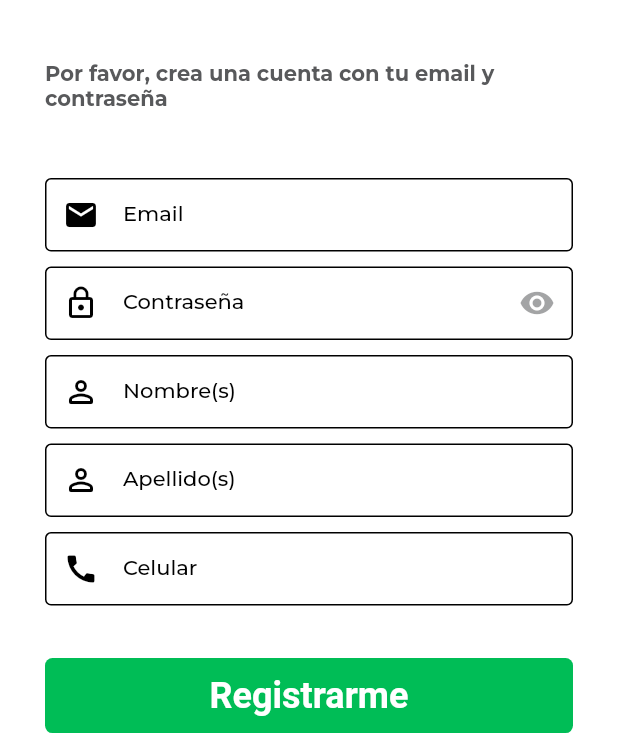
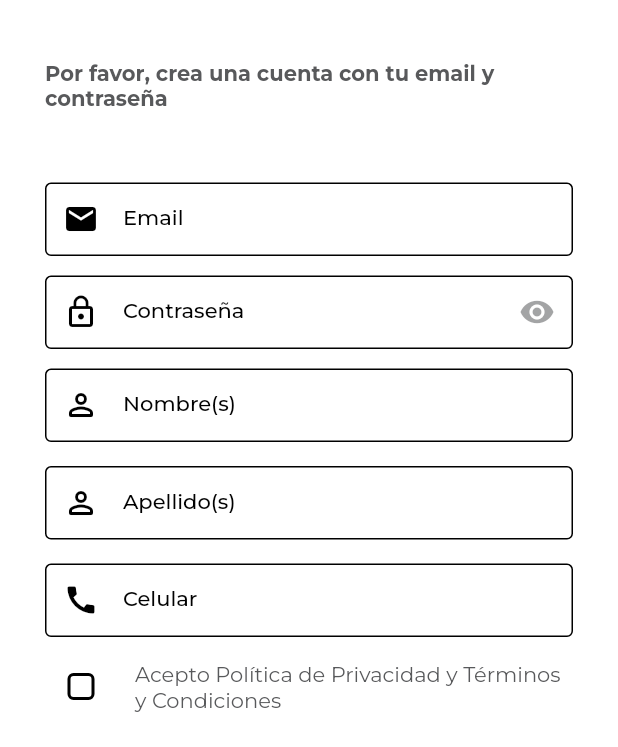
Before and after one commit to luisgomez29/sosty, a Flutter app: the SignupScreen screen opened directly, on a phone screen of 412 x 824 dp, the part 489-1236 px from its top. Run offline on Flutter 3.47's test engine with Material 2 defaults, Android fonts, the phone set to English and light mode, and no system bars; our stand-ins replace google_fonts, shared_preferences; accounts and stored records are empty.

Commit message:
Validate signup form terms and conditions

```diff
--- a/lib/ui/common/styles/styles.dart
+++ b/lib/ui/common/styles/styles.dart
@@ -1,35 +1,39 @@
 import 'package:flutter/material.dart';
 import 'package:google_fonts/google_fonts.dart';
 
-const int primaryColorValue = 0xFF00BD56;
-const int secondaryColorValue = 0xFF58595B;
+class Styles {
+  static const int primaryColorValue = 0xFF00BD56;
+  static const int secondaryColorValue = 0xFF58595B;
+  static const primaryColor = Color(primaryColorValue);
+  static const secondaryColor = Color(secondaryColorValue);
 
-const primaryColor = Color(primaryColorValue);
-const secondaryColor = Color(secondaryColorValue);
-const buttonBorderRadius= 5.0;
+  // Borders radius
+  static const buttonBorderRadius = 5.0;
+  static const checkboxBorderRadius = 4.0;
 
-final headline1 = GoogleFonts.montserrat(
+  static final headline1 = GoogleFonts.montserrat(
     fontSize: 32.0,
     fontWeight: FontWeight.w700,
     color: secondaryColor,
   );
 
-final bodyText1 = GoogleFonts.montserrat(
+  static final bodyText1 = GoogleFonts.montserrat(
     fontSize: 16.0,
     color: secondaryColor,
     fontWeight: FontWeight.w400,
   );
 
-final bodyText1Bold = bodyText1.copyWith(
+  static final bodyText1Bold = bodyText1.copyWith(
     fontWeight: FontWeight.bold,
   );
 
-final bodyText2 = GoogleFonts.montserrat(
+  static final bodyText2 = GoogleFonts.montserrat(
     fontSize: 14.0,
     color: secondaryColor,
     fontWeight: FontWeight.w400,
   );
 
-final bodyText2Bold = bodyText2.copyWith(
+  static final bodyText2Bold = bodyText2.copyWith(
     fontWeight: FontWeight.bold,
   );
+}
--- a/lib/ui/common/validations/validation_messages.dart
+++ b/lib/ui/common/validations/validation_messages.dart
@@ -1,7 +1,9 @@
 class ValidationMessages {
-  static String emailRequired = "El email es requerido";
-  static String emailInvalid = "El email no es valido";
-  static String passwordRequired = "La constraseña es requerida";
-  static String passwordMinLengthInvalid = "La constraseña es muy corta";
-  static String passwordMaxLengthInvalid = "La constraseña es muy larga";
+  static const String emailRequired = "El email es requerido";
+  static const String emailInvalid = "El email no es valido";
+  static const String passwordRequired = "La constraseña es requerida";
+  static const String passwordMinLengthInvalid = "La constraseña es muy corta";
+  static const String passwordMaxLengthInvalid = "La constraseña es muy larga";
+  static const String termsAndConditionsRequired =
+      "Debes aceptar la politica de privacidad y los temrinos y condiciones";
 }
--- a/lib/ui/components/buttons/large_button.dart
+++ b/lib/ui/components/buttons/large_button.dart
@@ -6,7 +6,7 @@ class LargeButton extends StatelessWidget {
     Key? key,
     required this.text,
     required this.onPressed,
-    this.bgColor = primaryColor,
+    this.bgColor = Styles.primaryColor,
   }) : super(key: key);
 
   final String text;
@@ -30,7 +30,7 @@ class LargeButton extends StatelessWidget {
           fontSize: 24.0,
         ),
         shape: RoundedRectangleBorder(
-          borderRadius: BorderRadius.circular(buttonBorderRadius),
+          borderRadius: BorderRadius.circular(Styles.buttonBorderRadius),
         ),
       ),
     );
--- /dev/null
+++ b/lib/ui/components/fields/checkbox_form_field.dart
@@ -0,0 +1,46 @@
+import 'package:flutter/material.dart';
+import 'package:sosty/ui/common/styles/styles.dart';
+
+class CheckboxFormField extends FormField<bool> {
+  CheckboxFormField({
+    Key? key,
+    required Widget title,
+    required FormFieldSetter<bool> onSaved,
+    required FormFieldValidator<bool> validator,
+    bool initialValue = false,
+  }) : super(
+          key: key,
+          onSaved: onSaved,
+          validator: validator,
+          initialValue: initialValue,
+          builder: (FormFieldState<bool> state) {
+            return CheckboxListTile(
+              dense: true,
+              title: title,
+              value: state.value,
+              checkColor: Colors.white,
+              activeColor: Styles.primaryColor,
+              contentPadding: const EdgeInsets.symmetric(horizontal: 4.0),
+              shape: RoundedRectangleBorder(
+                borderRadius: BorderRadius.circular(Styles.buttonBorderRadius),
+              ),
+              checkboxShape: RoundedRectangleBorder(
+                borderRadius:
+                    BorderRadius.circular(Styles.checkboxBorderRadius),
+              ),
+              onChanged: state.didChange,
+              subtitle: state.hasError
+                  ? Builder(
+                      builder: (BuildContext context) => Text(
+                        state.errorText!,
+                        style: TextStyle(
+                          color: Theme.of(context).errorColor,
+                        ),
+                      ),
+                    )
+                  : null,
+              controlAffinity: ListTileControlAffinity.leading,
+            );
+          },
+        );
+}
--- a/lib/ui/components/fields/custom_password_form_field.dart
+++ b/lib/ui/components/fields/custom_password_form_field.dart
@@ -57,7 +57,7 @@ class _CustomPasswordFormFieldState extends State<CustomPasswordFormField> {
               _isObscureText ? Icons.visibility : Icons.visibility_off,
             ),
             style: IconButton.styleFrom(
-              foregroundColor: secondaryColor.withOpacity(0.55),
+              foregroundColor: Styles.secondaryColor.withOpacity(0.55),
             ),
           ),
         ),
--- a/lib/ui/components/fields/custom_text_form_field.dart
+++ b/lib/ui/components/fields/custom_text_form_field.dart
@@ -17,7 +17,7 @@ class CustomTextFormField extends StatelessWidget {
   @override
   Widget build(BuildContext context) {
     return Padding(
-      padding: const EdgeInsets.symmetric(vertical: 5),
+      padding: const EdgeInsets.symmetric(vertical: 8),
       child: TextFormField(
         keyboardType: inputType,
         validator: validator,
--- a/lib/ui/components/general/section_with_bg_logo.dart
+++ b/lib/ui/components/general/section_with_bg_logo.dart
@@ -27,7 +27,7 @@ class SectionWithBgLogo extends StatelessWidget {
             children: [
               Text(
                 title,
-                style: headline1,
+                style: Styles.headline1,
                 textAlign: TextAlign.center,
               ),
             ],
--- a/lib/ui/screens/login_screen.dart
+++ b/lib/ui/screens/login_screen.dart
@@ -39,7 +39,7 @@ class _LoginScreenState extends State<LoginScreen> {
                   ),
                   child: Text(
                     "Por favor, entra con tu email y contraseña",
-                    style: bodyText2Bold,
+                    style: Styles.bodyText2Bold,
                   ),
                 ),
                 CustomTextFormField(
@@ -81,7 +81,7 @@ class _LoginScreenState extends State<LoginScreen> {
                   children: [
                     Text(
                       "Nuevo en Sosty? ",
-                      style: bodyText2Bold,
+                      style: Styles.bodyText2Bold,
                     ),
                     const SmallButtonNavigation(
                       buttonText: "Crear una cuenta",
--- a/lib/ui/screens/signup_screen.dart
+++ b/lib/ui/screens/signup_screen.dart
@@ -6,6 +6,7 @@ import 'package:sosty/ui/components/buttons/large_button.dart';
 import 'package:sosty/ui/components/buttons/small_button_navigation.dart';
 import 'package:sosty/ui/components/fields/custom_password_form_field.dart';
 import 'package:sosty/ui/components/fields/custom_text_form_field.dart';
+import 'package:sosty/ui/components/fields/checkbox_form_field.dart';
 import 'package:sosty/ui/components/forms/custom_form.dart';
 import 'package:sosty/ui/components/general/section_with_bg_logo.dart';
 import 'package:sosty/ui/screens/login_screen.dart';
@@ -39,7 +40,7 @@ class _SignupScreenState extends State<SignupScreen> {
                   ),
                   child: Text(
                     "Por favor, crea una cuenta con tu email y contraseña",
-                    style: bodyText2Bold,
+                    style: Styles.bodyText2Bold,
                   ),
                 ),
                 CustomTextFormField(
@@ -75,6 +76,19 @@ class _SignupScreenState extends State<SignupScreen> {
                   prefixIcon: Icon(Icons.call),
                   inputType: TextInputType.phone,
                 ),
+                CheckboxFormField(
+                  title: Text(
+                    "Acepto Política de Privacidad y Términos y Condiciones",
+                    style: Styles.bodyText2,
+                  ),
+                  validator: (bool? value) {
+                    if (!value!) {
+                      return ValidationMessages.termsAndConditionsRequired;
+                    }
+                    return null;
+                  },
+                  onSaved: (bool? newValue) {},
+                ),
                 const SizedBox(
                   height: 30,
                 ),
@@ -96,7 +110,7 @@ class _SignupScreenState extends State<SignupScreen> {
                   children: [
                     Text(
                       "Ya tienes una cuenta? ",
-                      style: bodyText2Bold,
+                      style: Styles.bodyText2Bold,
                     ),
                     const SmallButtonNavigation(
                       buttonText: "entra",
```
Also changed, not shown: lib/ui/config/theme/app_theme.dart (+12 -12 lines), lib/ui/screens/on_boarding_screen.dart (+8 -7 lines). Lines whose indentation alone changed are shown as unchanged.
